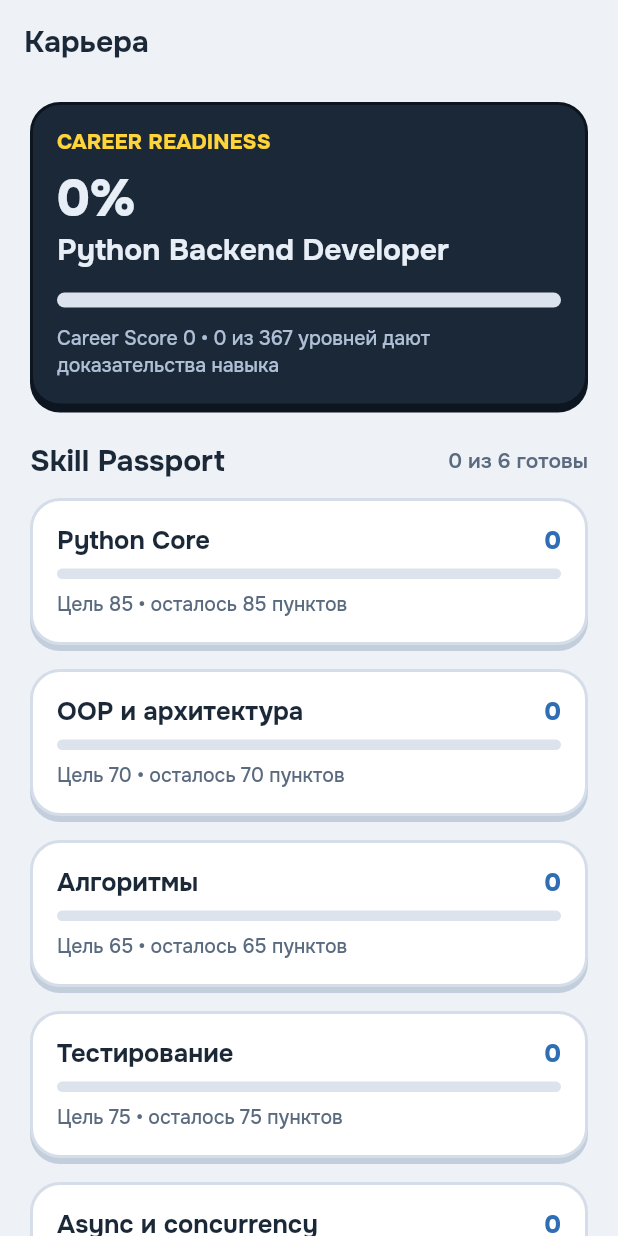
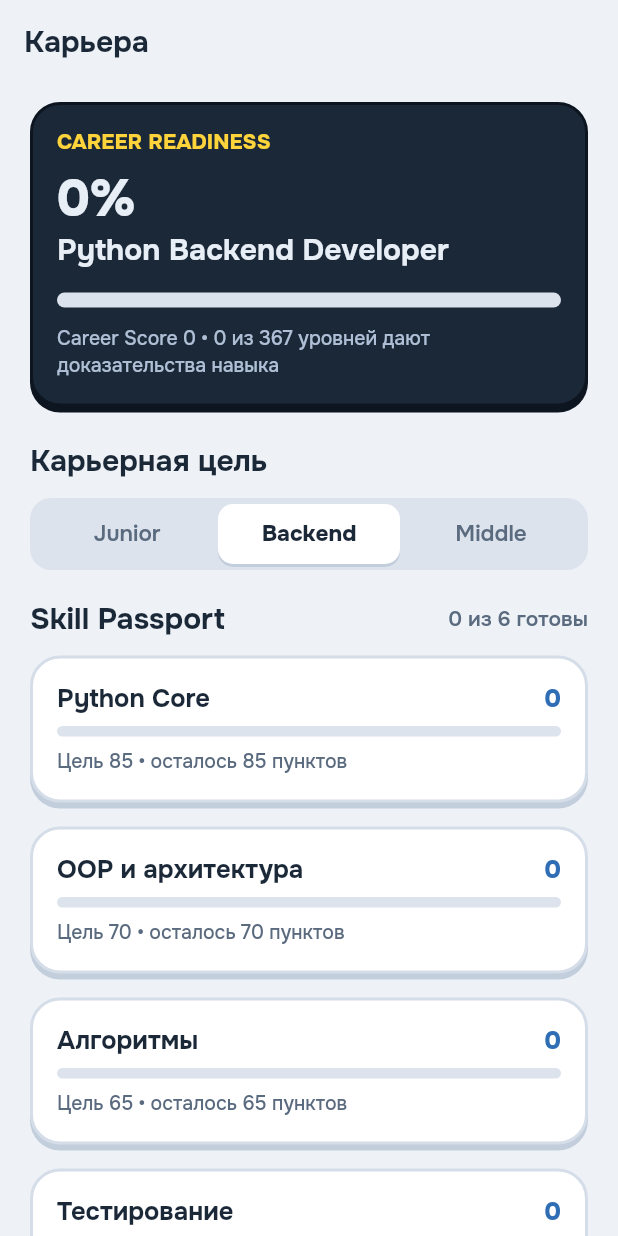
Before and after one commit to pazzia/Bytecraft-World-Career, a Flutter app: the CareerScreen screen opened by its route, on a phone screen of 412 x 824 dp. Run offline on Flutter 3.47's test engine with Material 3 defaults, Android fonts, the phone set to English and light mode, and no system bars; our stand-ins replace dio, flutter_riverpod, go_router, shared_preferences, webview_flutter; accounts and stored records are empty.

Commit message:
Career: let players choose and persist career target

```diff
--- a/lib/features/career/presentation/career_screen.dart
+++ b/lib/features/career/presentation/career_screen.dart
@@ -9,8 +9,10 @@ import '../../../shared/widgets/app_button.dart';
 import '../../../shared/widgets/app_card.dart';
 import '../../../shared/widgets/app_progress_bar.dart';
 import '../../../shared/widgets/async_value_view.dart';
+import '../../../shared/widgets/segmented_switch.dart';
 import '../../learning_map/domain/learning_map_model.dart';
 import '../../learning_map/presentation/learning_map_providers.dart';
+import '../../settings/presentation/settings_controller.dart';
 import '../domain/career_dashboard.dart';
 import 'career_providers.dart';
 
@@ -34,6 +36,20 @@ class CareerScreen extends ConsumerWidget {
           ),
           children: [
             _CareerHero(vm: vm),
+            const SizedBox(height: Spacing.xl),
+            const _SectionHeader(title: 'Карьерная цель'),
+            SegmentedSwitch<CareerTargetId>(
+              semanticLabel: 'Карьерная цель',
+              selected: vm.targetId,
+              onChanged: (value) => ref
+                  .read(settingsControllerProvider.notifier)
+                  .setCareerGoal(value.id),
+              options: const [
+                SegmentOption(CareerTargetId.junior, 'Junior'),
+                SegmentOption(CareerTargetId.pythonBackend, 'Backend'),
+                SegmentOption(CareerTargetId.strongMiddle, 'Middle'),
+              ],
+            ),
             const SizedBox(height: Spacing.xl),
             _SectionHeader(
               title: 'Skill Passport',
@@ -62,7 +78,13 @@ class CareerScreen extends ConsumerWidget {
             const SizedBox(height: Spacing.xl),
             const _SectionHeader(title: 'Совпадение с карьерными целями'),
             for (final match in vm.roleMatches) ...[
-              _RoleMatchCard(match: match),
+              _RoleMatchCard(
+                match: match,
+                selected: match.id == vm.targetId,
+                onTap: () => ref
+                    .read(settingsControllerProvider.notifier)
+                    .setCareerGoal(match.id.id),
+              ),
               const SizedBox(height: Spacing.md),
             ],
             const SizedBox(height: Spacing.lg),
@@ -268,18 +290,32 @@ class _AssessmentCard extends StatelessWidget {
 }
 
 class _RoleMatchCard extends StatelessWidget {
-  const _RoleMatchCard({required this.match});
+  const _RoleMatchCard({
+    required this.match,
+    required this.selected,
+    required this.onTap,
+  });
 
   final RoleMatch match;
+  final bool selected;
+  final VoidCallback onTap;
 
   @override
   Widget build(BuildContext context) => AppCard(
+        onTap: onTap,
+        semanticLabel: '${match.title}: совпадение ${match.match} процентов',
+        borderColor:
+            selected ? Theme.of(context).colorScheme.primary : context.gameColors.keyBorder,
         child: Column(
           crossAxisAlignment: CrossAxisAlignment.start,
           children: [
             Row(
               children: [
                 Expanded(child: Text(match.title, style: Theme.of(context).textTheme.titleMedium)),
+                if (selected) ...[
+                  Icon(Icons.flag_rounded, size: 18, color: Theme.of(context).colorScheme.primary),
+                  const SizedBox(width: Spacing.xs),
+                ],
                 Text(
                   '${match.match}%',
                   style: Theme.of(context).textTheme.titleMedium?.copyWith(
```
